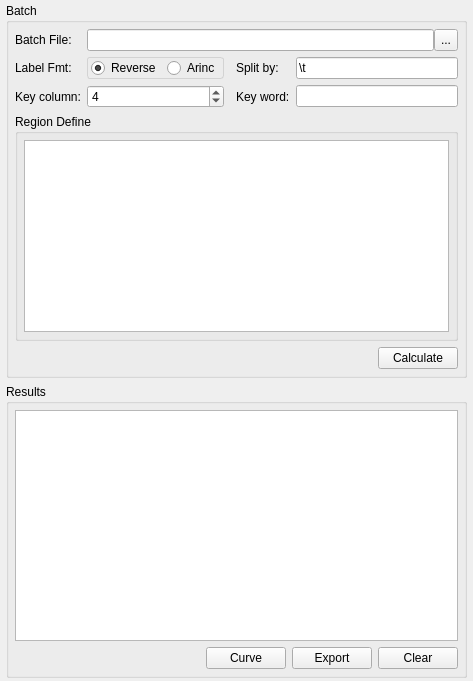
Above: src/gui/a4292valuebatch.ui from sslnjz/a429parser before the change. Below: the same form after it.
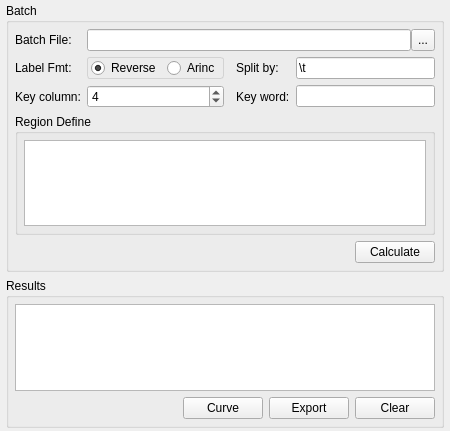
That is the form after the change. Custom widgets are drawn as their Qt base class.

Patch:
```diff
--- a/src/gui/a4292valuebatch.ui
+++ b/src/gui/a4292valuebatch.ui
@@ -6,8 +6,8 @@
    <rect>
     <x>0</x>
     <y>0</y>
-    <width>473</width>
-    <height>681</height>
+    <width>450</width>
+    <height>431</height>
    </rect>
   </property>
   <property name="windowTitle">
```
